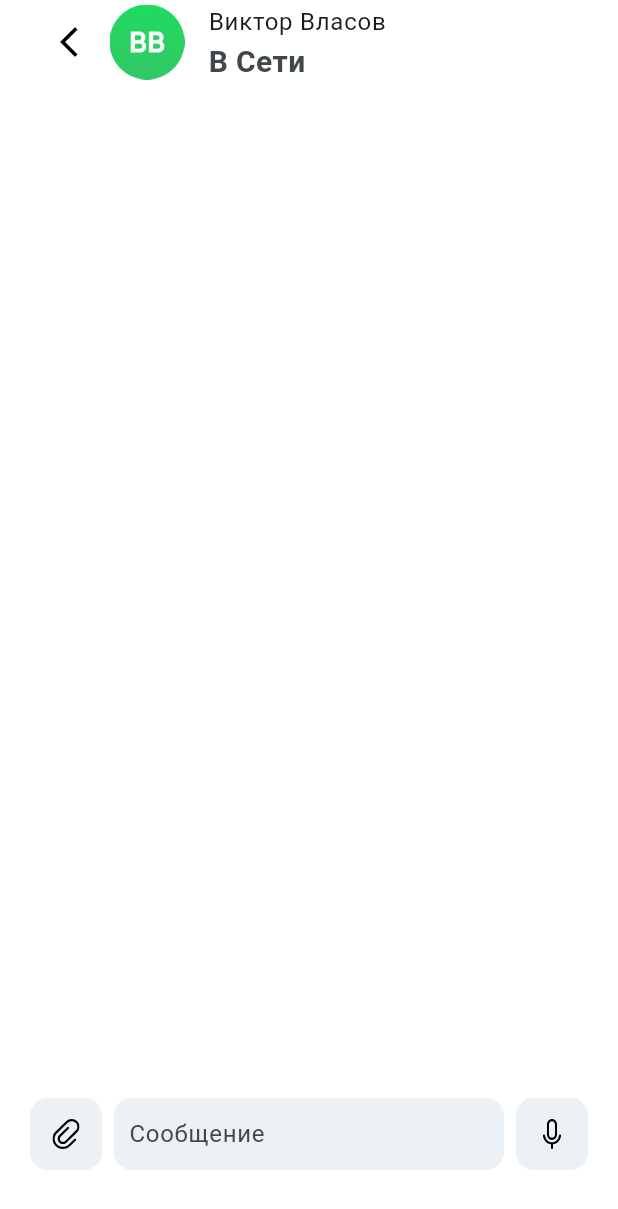
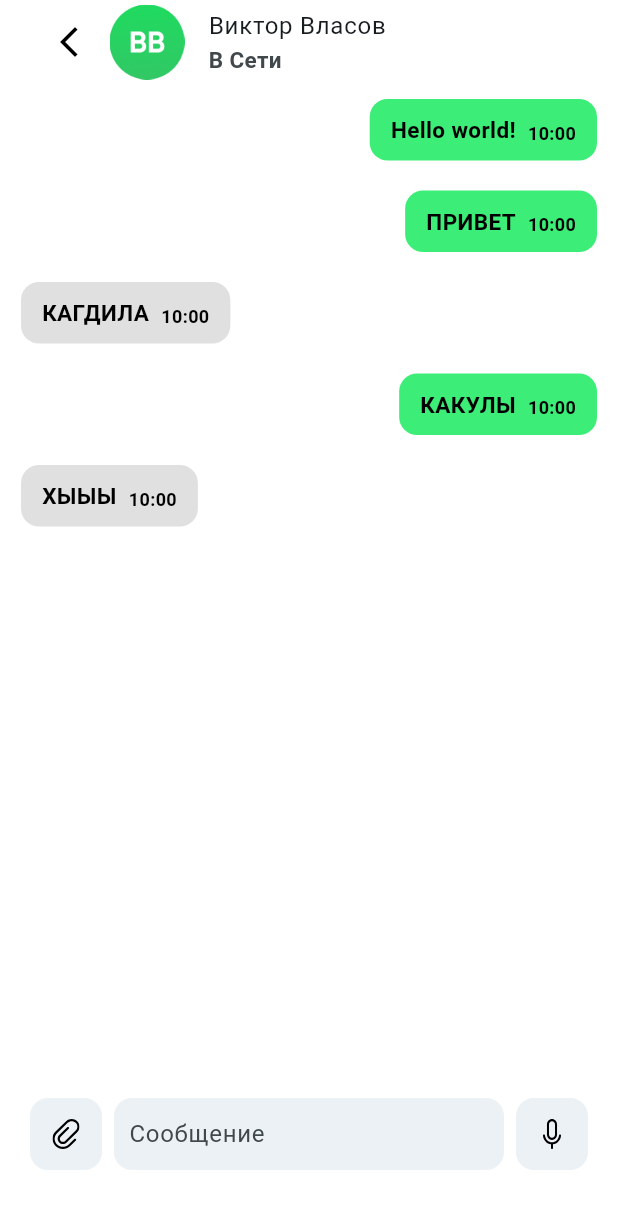
Before and after one commit to eclair-desertire/messenger-flutter-project, a Flutter app: the screen it shows after launch, after a tap on "Виктор Власов", on a phone screen of 412 x 824 dp. Shown: the top 1209 px of the screen. Run offline on Flutter 3.47's test engine with Material 3 defaults, Android fonts, the phone set to English and light mode, and no system bars; our stand-ins replace flutter_svg.

Commit message:
pre finished layout

```diff
--- a/lib/core/consts/theme.dart
+++ b/lib/core/consts/theme.dart
@@ -29,8 +29,8 @@ final lightTheme = ThemeData(
     iconTheme: IconThemeData(color: Colors.black),
     titleTextStyle: TextStyle(
       color: Colors.black,
-      fontSize: 32,
-      fontWeight: FontWeight.w600,
+      fontSize: 14,
+      fontWeight: FontWeight.w500,
     ),
   ),
   scaffoldBackgroundColor: Colors.white,
@@ -38,14 +38,14 @@ final lightTheme = ThemeData(
   useMaterial3: true,
   textTheme: TextTheme(
     bodyMedium: const TextStyle(
-      color: Colors.white,
-      fontWeight: FontWeight.w700,
-      fontSize: 20,
+      color: Colors.black,
+      fontWeight: FontWeight.w600,
+      fontSize: 15,
     ),
     labelSmall: TextStyle(
-      color: Colors.white.withOpacity(0.6),
-      fontWeight: FontWeight.w700,
-      fontSize: 20,
+      color: Colors.white,
+      fontWeight: FontWeight.w600,
+      fontSize: 15,
     ),
   ),
 );
--- /dev/null
+++ b/lib/features/data/models/message.dart
@@ -0,0 +1,10 @@
+class Message {
+  final String text;
+  final bool isSentByMe;
+  final DateTime dateofmessage;
+
+  Message(
+      {required this.text,
+      required this.isSentByMe,
+      required this.dateofmessage});
+}
--- a/lib/features/presentation/chat/chat.dart
+++ b/lib/features/presentation/chat/chat.dart
@@ -2,7 +2,9 @@ import 'dart:developer';
 
 import 'package:flutter/material.dart';
 import 'package:flutter_svg/svg.dart';
+import 'package:intl/intl.dart';
 import 'package:messenger_flutter_project/core/consts/theme.dart';
+import 'package:messenger_flutter_project/features/data/models/message.dart';
 
 class Chat extends StatefulWidget {
   const Chat({super.key});
@@ -13,6 +15,28 @@ class Chat extends StatefulWidget {
 
 class _ChatState extends State<Chat> {
   final TextEditingController _controller = TextEditingController();
+  List<Message> messages = [
+    Message(
+        text: "Hello world!",
+        isSentByMe: true,
+        dateofmessage: DateTime.parse("2024-01-31T10:00:00Z")),
+    Message(
+        text: "ПРИВЕТ",
+        isSentByMe: true,
+        dateofmessage: DateTime.parse("2024-01-31T10:00:00Z")),
+    Message(
+        text: "КАГДИЛА",
+        isSentByMe: false,
+        dateofmessage: DateTime.parse("2024-01-31T10:00:00Z")),
+    Message(
+        text: "КАКУЛЫ",
+        isSentByMe: true,
+        dateofmessage: DateTime.parse("2024-01-31T10:00:00Z")),
+    Message(
+        text: "ХЫЫЫ",
+        isSentByMe: false,
+        dateofmessage: DateTime.parse("2024-01-31T10:00:00Z")),
+  ];
 
   String? name;
   String? icon;
@@ -64,6 +88,47 @@ class _ChatState extends State<Chat> {
           ),
         ),
         centerTitle: false,
+      ),
+      body: ListView.builder(
+        itemCount: messages.length,
+        itemBuilder: (context, i) {
+          final Message message = messages[i];
+          return Container(
+            padding: EdgeInsets.symmetric(horizontal: 14, vertical: 10),
+            alignment: message.isSentByMe
+                ? Alignment.centerRight
+                : Alignment.centerLeft,
+            child: Container(
+              padding: EdgeInsets.symmetric(horizontal: 14, vertical: 10),
+              decoration: BoxDecoration(
+                color:
+                    message.isSentByMe ? Color(0xff3CED78) : Colors.grey[300],
+                borderRadius: BorderRadius.circular(12),
+              ),
+              child: IntrinsicWidth(
+                child: Row(
+                  mainAxisSize: MainAxisSize.min,
+                  crossAxisAlignment: CrossAxisAlignment.end,
+                  children: [
+                    Expanded(
+                      child: Text(
+                        message.text,
+                        style: TextStyle(color: Colors.black),
+                      ),
+                    ),
+                    Padding(
+                      padding: const EdgeInsets.only(left: 8),
+                      child: Text(
+                        DateFormat('HH:mm').format(message.dateofmessage),
+                        style: TextStyle(fontSize: 12, color: Colors.black),
+                      ),
+                    ),
+                  ],
+                ),
+              ),
+            ),
+          );
+        },
       ),
       bottomNavigationBar: Container(
         padding: EdgeInsets.symmetric(vertical: 44, horizontal: 20),
--- a/pubspec.yaml
+++ b/pubspec.yaml
@@ -34,6 +34,7 @@ dependencies:
   # Use with the CupertinoIcons class for iOS style icons.
   cupertino_icons: ^1.0.2
   flutter_svg: ^2.0.9
+  intl: ^0.19.0
 
 dev_dependencies:
   flutter_test:
```
Also changed, not shown: pubspec.lock.
